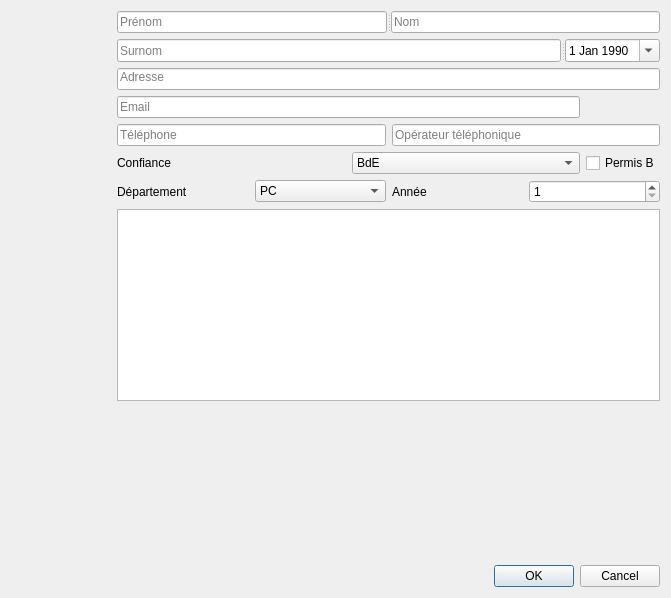
Above: ui/orgaeditwidget.ui from padenot/PlanningMaker before the change. Below: the same form after it.
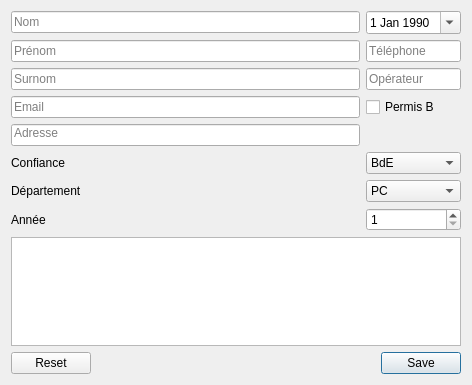
That is the form after the change. Icons and pictures are not drawn.

Patch:
```diff
--- a/ui/orgaeditwidget.ui
+++ b/ui/orgaeditwidget.ui
@@ -6,114 +6,52 @@
    <rect>
     <x>0</x>
     <y>0</y>
-    <width>671</width>
-    <height>598</height>
+    <width>472</width>
+    <height>385</height>
    </rect>
   </property>
   <property name="windowTitle">
    <string>Form</string>
   </property>
-  <layout class="QHBoxLayout" name="horizontalLayout">
+  <layout class="QVBoxLayout" name="verticalLayout_3">
    <item>
-    <layout class="QHBoxLayout" name="horizontalLayout_25">
+    <layout class="QHBoxLayout" name="horizontalLayout_2">
      <item>
-      <layout class="QGridLayout" name="gridLayout_14">
-       <item row="0" column="0">
-        <widget class="QLabel" name="photoLabel_3">
-         <property name="sizePolicy">
-          <sizepolicy hsizetype="Fixed" vsizetype="Fixed">
-           <horstretch>0</horstretch>
-           <verstretch>0</verstretch>
-          </sizepolicy>
-         </property>
-         <property name="minimumSize">
-          <size>
-           <width>100</width>
-           <height>100</height>
-          </size>
-         </property>
-         <property name="maximumSize">
-          <size>
-           <width>100</width>
-           <height>100</height>
-          </size>
-         </property>
-         <property name="styleSheet">
-          <string notr="true">border-radius: 10px;</string>
-         </property>
-         <property name="text">
-          <string/>
-         </property>
-         <property name="pixmap">
-          <pixmap resource="../images.qrc">:/images/ressources/anon.jpg</pixmap>
-         </property>
-         <property name="scaledContents">
-          <bool>true</bool>
-         </property>
-        </widget>
-       </item>
-       <item row="1" column="0">
-        <spacer name="verticalSpacer_7">
-         <property name="orientation">
-          <enum>Qt::Vertical</enum>
-         </property>
-         <property name="sizeHint" stdset="0">
-          <size>
-           <width>20</width>
-           <height>40</height>
-          </size>
-         </property>
-        </spacer>
-       </item>
-      </layout>
-     </item>
-     <item>
-      <layout class="QGridLayout" name="gridLayout_12">
-       <item row="0" column="0" colspan="2">
-        <layout class="QGridLayout" name="gridLayout_13">
-         <item row="0" column="0" colspan="2">
-          <widget class="QSplitter" name="splitter_8">
-           <property name="orientation">
-            <enum>Qt::Horizontal</enum>
-           </property>
-           <widget class="QLineEdit" name="prenomLineEdit_4">
-            <property name="placeholderText">
-             <string>Prénom</string>
-            </property>
-           </widget>
-           <widget class="QLineEdit" name="nomLineEdit_4">
-            <property name="placeholderText">
-             <string>Nom</string>
-            </property>
-           </widget>
-          </widget>
-         </item>
-         <item row="2" column="0" colspan="2">
-          <widget class="QLineEdit" name="adresseLineEdit_4">
-           <property name="text">
-            <string/>
-           </property>
-           <property name="alignment">
-            <set>Qt::AlignLeading|Qt::AlignLeft|Qt::AlignTop</set>
-           </property>
-           <property name="placeholderText">
-            <string>Adresse</string>
-           </property>
-          </widget>
-         </item>
+      <layout class="QGridLayout" name="gridLayout">
          <item row="3" column="0">
-          <widget class="QLineEdit" name="emailLineEdit">
-           <property name="text">
-            <string/>
+        <widget class="QLineEdit" name="surnomLineEdit_4">
+         <property name="sizePolicy">
+          <sizepolicy hsizetype="Expanding" vsizetype="Fixed">
+           <horstretch>13</horstretch>
+           <verstretch>0</verstretch>
+          </sizepolicy>
            </property>
            <property name="placeholderText">
-            <string>Email</string>
+          <string>Surnom</string>
            </property>
           </widget>
          </item>
-         <item row="4" column="0" colspan="2">
-          <layout class="QHBoxLayout" name="horizontalLayout_20">
-           <item>
+       <item row="1" column="1">
+        <widget class="QDateEdit" name="dateNaissanceEdit_4">
+         <property name="sizePolicy">
+          <sizepolicy hsizetype="Minimum" vsizetype="Minimum">
+           <horstretch>1</horstretch>
+           <verstretch>0</verstretch>
+          </sizepolicy>
+         </property>
+         <property name="calendarPopup">
+          <bool>true</bool>
+         </property>
+         <property name="date">
+          <date>
+           <year>1990</year>
+           <month>1</month>
+           <day>1</day>
+          </date>
+         </property>
+        </widget>
+       </item>
+       <item row="2" column="1">
             <widget class="QLineEdit" name="telephoneLineEdit_4">
              <property name="inputMask">
               <string>0000000000; </string>
@@ -126,21 +64,53 @@
              </property>
             </widget>
            </item>
-           <item>
+       <item row="6" column="0">
+        <widget class="QLineEdit" name="adresseLineEdit_4">
+         <property name="text">
+          <string/>
+         </property>
+         <property name="alignment">
+          <set>Qt::AlignLeading|Qt::AlignLeft|Qt::AlignTop</set>
+         </property>
+         <property name="placeholderText">
+          <string>Adresse</string>
+         </property>
+        </widget>
+       </item>
+       <item row="3" column="1">
             <widget class="QLineEdit" name="operateurLineEdit_4">
+         <property name="sizePolicy">
+          <sizepolicy hsizetype="Preferred" vsizetype="Fixed">
+           <horstretch>0</horstretch>
+           <verstretch>0</verstretch>
+          </sizepolicy>
+         </property>
              <property name="styleSheet">
               <string notr="true"/>
              </property>
              <property name="placeholderText">
-              <string>Opérateur téléphonique</string>
+          <string>Opérateur</string>
              </property>
             </widget>
            </item>
-          </layout>
-         </item>
-         <item row="8" column="0">
-          <layout class="QHBoxLayout" name="horizontalLayout_21">
-           <item>
+       <item row="4" column="0">
+        <widget class="QLineEdit" name="emailLineEdit">
+         <property name="text">
+          <string/>
+         </property>
+         <property name="placeholderText">
+          <string>Email</string>
+         </property>
+        </widget>
+       </item>
+       <item row="4" column="1">
+        <widget class="QCheckBox" name="permisBcheckBox_4">
+         <property name="text">
+          <string>Permis B</string>
+         </property>
+        </widget>
+       </item>
+       <item row="7" column="0">
             <widget class="QLabel" name="confianceLabel_4">
              <property name="text">
               <string>Confiance</string>
@@ -150,7 +120,7 @@
              </property>
             </widget>
            </item>
-           <item>
+       <item row="7" column="1">
             <widget class="QComboBox" name="confianceComboBox_4">
              <item>
               <property name="text">
@@ -174,20 +144,7 @@
              </item>
             </widget>
            </item>
-          </layout>
-         </item>
-         <item row="8" column="1">
-          <widget class="QCheckBox" name="permisBcheckBox_4">
-           <property name="text">
-            <string>Permis B</string>
-           </property>
-          </widget>
-         </item>
-         <item row="9" column="0" colspan="2">
-          <layout class="QHBoxLayout" name="horizontalLayout_22">
-           <item>
-            <layout class="QHBoxLayout" name="horizontalLayout_23">
-             <item>
+       <item row="8" column="0">
               <widget class="QLabel" name="departementLabel_4">
                <property name="text">
                 <string>Département</string>
@@ -197,7 +154,7 @@
                </property>
               </widget>
              </item>
-             <item>
+       <item row="8" column="1">
               <widget class="QComboBox" name="departementComboBox_4">
                <item>
                 <property name="text">
@@ -271,11 +228,7 @@
                </item>
               </widget>
              </item>
-            </layout>
-           </item>
-           <item>
-            <layout class="QHBoxLayout" name="horizontalLayout_24">
-             <item>
+       <item row="9" column="0">
               <widget class="QLabel" name="anneeLabel_4">
                <property name="text">
                 <string>Année</string>
@@ -285,105 +238,69 @@
                </property>
               </widget>
              </item>
-             <item>
+       <item row="9" column="1">
               <widget class="QSpinBox" name="anneeSpinBox_4">
                <property name="minimum">
                 <number>1</number>
                </property>
                <property name="maximum">
-                <number>5</number>
+          <number>8</number>
                </property>
               </widget>
              </item>
-            </layout>
-           </item>
-          </layout>
-         </item>
-         <item row="11" column="0">
-          <spacer name="verticalSpacer_6">
-           <property name="orientation">
-            <enum>Qt::Vertical</enum>
-           </property>
-           <property name="sizeHint" stdset="0">
-            <size>
-             <width>20</width>
-             <height>40</height>
-            </size>
-           </property>
-          </spacer>
-         </item>
-         <item row="1" column="0" colspan="2">
-          <widget class="QSplitter" name="splitter_7">
-           <property name="orientation">
-            <enum>Qt::Horizontal</enum>
-           </property>
-           <widget class="QLineEdit" name="surnomLineEdit_4">
-            <property name="sizePolicy">
-             <sizepolicy hsizetype="Expanding" vsizetype="Fixed">
-              <horstretch>13</horstretch>
-              <verstretch>0</verstretch>
-             </sizepolicy>
-            </property>
+       <item row="2" column="0">
+        <widget class="QLineEdit" name="prenomLineEdit_4">
             <property name="placeholderText">
-             <string>Surnom</string>
-            </property>
-           </widget>
-           <widget class="QWidget" name="layoutWidget_6">
-            <layout class="QHBoxLayout" name="horizontalLayout_19">
-             <item>
-              <widget class="QDateEdit" name="dateNaissanceEdit_4">
-               <property name="sizePolicy">
-                <sizepolicy hsizetype="Minimum" vsizetype="Minimum">
-                 <horstretch>1</horstretch>
-                 <verstretch>0</verstretch>
-                </sizepolicy>
-               </property>
-               <property name="calendarPopup">
-                <bool>true</bool>
-               </property>
-               <property name="date">
-                <date>
-                 <year>1990</year>
-                 <month>1</month>
-                 <day>1</day>
-                </date>
-               </property>
-              </widget>
-             </item>
-            </layout>
-           </widget>
-          </widget>
-         </item>
-         <item row="10" column="0" colspan="2">
-          <widget class="QTextEdit" name="notesTextEdit"/>
-         </item>
-        </layout>
+          <string>Prénom</string>
+         </property>
+        </widget>
        </item>
        <item row="1" column="0">
-        <spacer name="horizontalSpacer_4">
-         <property name="orientation">
-          <enum>Qt::Horizontal</enum>
+        <widget class="QLineEdit" name="nomLineEdit_4">
+         <property name="placeholderText">
+          <string>Nom</string>
          </property>
-         <property name="sizeHint" stdset="0">
-          <size>
-           <width>40</width>
-           <height>20</height>
-          </size>
-         </property>
-        </spacer>
-       </item>
-       <item row="1" column="1">
+        </widget>
+       </item>
+      </layout>
+     </item>
+    </layout>
+   </item>
+   <item>
+    <widget class="QTextEdit" name="notesTextEdit">
+     <property name="html">
+      <string>&lt;!DOCTYPE HTML PUBLIC &quot;-//W3C//DTD HTML 4.0//EN&quot; &quot;http://www.w3.org/TR/REC-html40/strict.dtd&quot;&gt;
+&lt;html&gt;&lt;head&gt;&lt;meta name=&quot;qrichtext&quot; content=&quot;1&quot; /&gt;&lt;style type=&quot;text/css&quot;&gt;
+p, li { white-space: pre-wrap; }
+&lt;/style&gt;&lt;/head&gt;&lt;body style=&quot; font-family:'Ubuntu'; font-size:9pt; font-weight:400; font-style:normal;&quot;&gt;
+&lt;p style=&quot;-qt-paragraph-type:empty; margin-top:0px; margin-bottom:0px; margin-left:0px; margin-right:0px; -qt-block-indent:0; text-indent:0px;&quot;&gt;&lt;/p&gt;&lt;/body&gt;&lt;/html&gt;</string>
+     </property>
+    </widget>
+   </item>
+   <item>
         <widget class="QDialogButtonBox" name="okCancelOrgas">
          <property name="standardButtons">
-          <set>QDialogButtonBox::Cancel|QDialogButtonBox::Ok</set>
-         </property>
-        </widget>
-       </item>
-      </layout>
-     </item>
-    </layout>
-   </item>
-  </layout>
+      <set>QDialogButtonBox::Reset|QDialogButtonBox::Save</set>
+     </property>
+     <property name="centerButtons">
+      <bool>false</bool>
+     </property>
+    </widget>
+   </item>
+   <item>
+    <spacer name="verticalSpacer">
+     <property name="orientation">
+      <enum>Qt::Vertical</enum>
+     </property>
+     <property name="sizeHint" stdset="0">
+      <size>
+       <width>20</width>
+       <height>40</height>
+      </size>
+     </property>
+    </spacer>
+   </item>
+  </layout>
  </widget>
  <resources>
   <include location="../images.qrc"/>
```
Left out of the diff: 4 changed lines with no effect on the pictures. Lines whose indentation alone changed are shown as unchanged.
